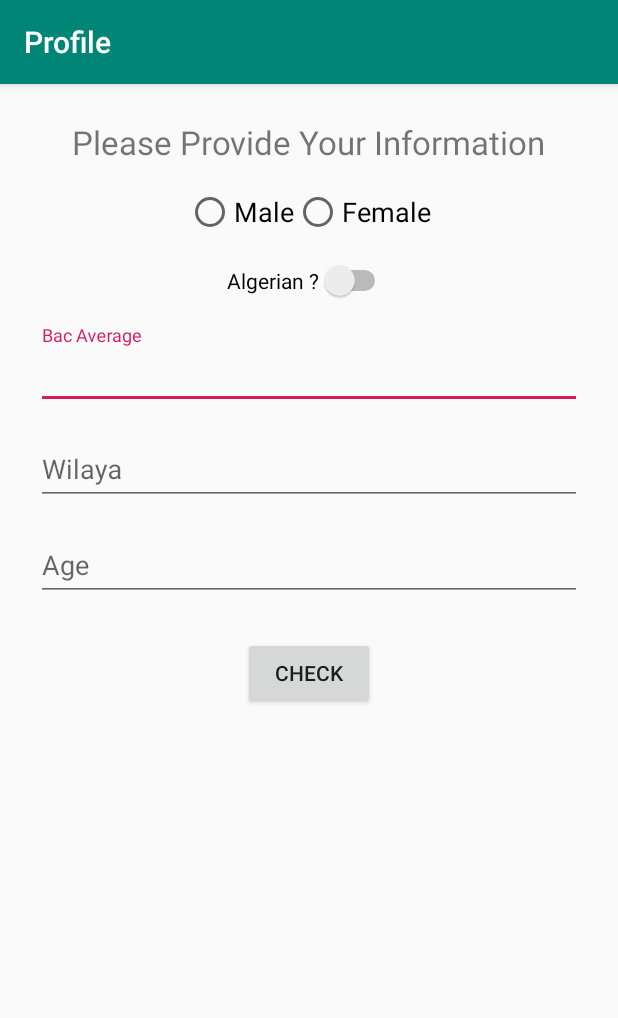
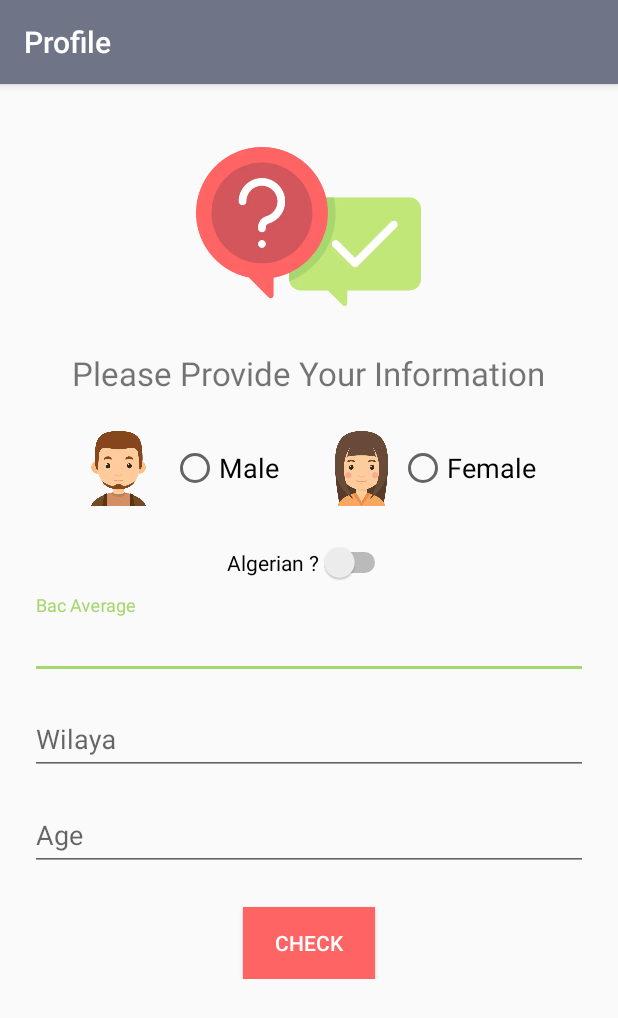
Before and after one commit to DatabrainsDz/BI4SS-Android, an Android app: the ProfileActivity screen opened directly, with no data from a screen before it, on a phone screen of 412 x 824 dp. Shown: the top 1018 px of the screen. Run offline under Robolectric (Android 15) with nearby library versions, the phone set to English and light mode, and no system bars.

Commit message:
design modification & association json classes

```diff
--- /dev/null
+++ b/app/src/main/java/com/databrains/bi4ss/models/AssociationJson.kt
@@ -0,0 +1,6 @@
+package com.databrains.bi4ss.models
+
+import com.google.gson.annotations.SerializedName
+
+class AssociationJson
+   (@SerializedName("title")val title : String,@SerializedName("status")val status : String, @SerializedName("data")val data : Array<DataAssociationObject>)
--- /dev/null
+++ b/app/src/main/java/com/databrains/bi4ss/models/DataAssociationObject.kt
@@ -0,0 +1,6 @@
+package com.databrains.bi4ss.models;
+
+import com.google.gson.annotations.SerializedName
+
+public class DataAssociationObject
+              (@SerializedName("subject")val subject: String, @SerializedName("relatedTo")val relatedTo: Array<String>)
--- a/app/src/main/res/layout/content_profile.xml
+++ b/app/src/main/res/layout/content_profile.xml
@@ -13,7 +13,13 @@
         android:layout_height="wrap_content"
         android:gravity="center"
         android:orientation="vertical"
-        android:padding="24dp">
+        android:padding="20dp">
+        <ImageView
+            android:layout_width="150dp"
+            android:layout_height="150dp"
+            android:src="@drawable/question"
+            android:layout_marginBottom="8dp"
+            />
 
         <TextView
             android:layout_width="wrap_content"
@@ -22,37 +28,61 @@
             android:text="@string/please_provide_your_information"
             android:textSize="22sp" />
 
+        <LinearLayout
+            android:layout_width="match_parent"
+            android:layout_height="wrap_content"
+            android:orientation="horizontal"
+            android:gravity="center"
+            android:padding="8dp">
+
+
         <RadioGroup
             android:id="@+id/profile_gender_radio_group"
-            android:layout_width="wrap_content"
+            android:layout_width="match_parent"
             android:layout_height="wrap_content"
-            android:layout_gravity="center"
-            android:layout_marginBottom="16dp"
+            android:gravity="center"
             android:orientation="horizontal">
-
+            <ImageView
+                android:layout_width="50dp"
+                android:layout_height="50dp"
+                android:layout_marginRight="10dp"
+                android:src="@drawable/male"/>
             <RadioButton
                 android:id="@+id/male_radio_button"
                 android:layout_width="wrap_content"
                 android:layout_height="wrap_content"
                 android:text="@string/male"
-                android:textSize="18sp" />
-
+                android:textSize="18sp"
+                />
+            <ImageView
+                android:layout_width="50dp"
+                android:layout_height="50dp"
+                android:layout_marginStart="30dp"
+                android:layout_marginRight="10dp"
+                android:src="@drawable/female"/>
             <RadioButton
                 android:id="@+id/female_radio_button"
                 android:layout_width="wrap_content"
                 android:layout_height="wrap_content"
                 android:text="@string/female"
-                android:textSize="18sp" />
+                android:textSize="18sp"
+                android:shadowColor="@color/myRed"
+                />
 
         </RadioGroup>
+
+        </LinearLayout>
 
         <Switch
             android:id="@+id/nationality_check"
             android:layout_width="wrap_content"
             android:layout_height="wrap_content"
             android:layout_gravity="center"
-            android:layout_marginBottom="16dp"
-            android:text="@string/algerian" />
+            android:layout_marginBottom="8dp"
+            android:layout_marginTop="16dp"
+            android:text= "@string/algerian"
+            android:shadowColor="@color/myRed"
+            />
 
         <android.support.design.widget.TextInputLayout
             android:layout_width="match_parent"
@@ -99,6 +129,8 @@
             android:layout_height="wrap_content"
             android:layout_gravity="center"
             android:layout_marginTop="16sp"
+            android:textColor="@color/white"
+            android:background="@color/myRedTwo"
             android:text="@string/check" />
 
     </LinearLayout>
--- a/app/src/main/res/values/colors.xml
+++ b/app/src/main/res/values/colors.xml
@@ -1,6 +1,11 @@
 <?xml version="1.0" encoding="utf-8"?>
 <resources>
-    <color name="colorPrimary">#008577</color>
-    <color name="colorPrimaryDark">#00574B</color>
-    <color name="colorAccent">#D81B60</color>
+    <color name="colorPrimary">#707487</color>
+    <color name="colorPrimaryDark">#707487</color>
+    <color name="colorAccent">#A5D76E</color>
+    <color name="myRed">#D2555A</color>
+    <color name="myGreen">#A5D76E</color>
+    <color name="white">#FFFFFF</color>
+    <color name="myRedTwo">#FF6464</color>
+
 </resources>
--- a/app/src/main/res/values/strings.xml
+++ b/app/src/main/res/values/strings.xml
@@ -6,7 +6,7 @@
     <string name="check">Check</string>
     <string name="age">Age</string>
     <string name="bac_average">Bac Average</string>
-    <string name="algerian">Algerian ?</string>
+    <string name="algerian">Algerian ?  </string>
     <string name="female">Female</string>
     <string name="male">Male</string>
     <string name="please_provide_your_information">Please Provide Your Information</string>
```
Also changed, not shown: app/src/main/java/com/databrains/bi4ss/activities/hello.json (added, +70 -0 lines), app/src/main/res/drawable/female.webp (added), app/src/main/res/drawable/male.webp (added), app/src/main/res/drawable/question.webp (added).
